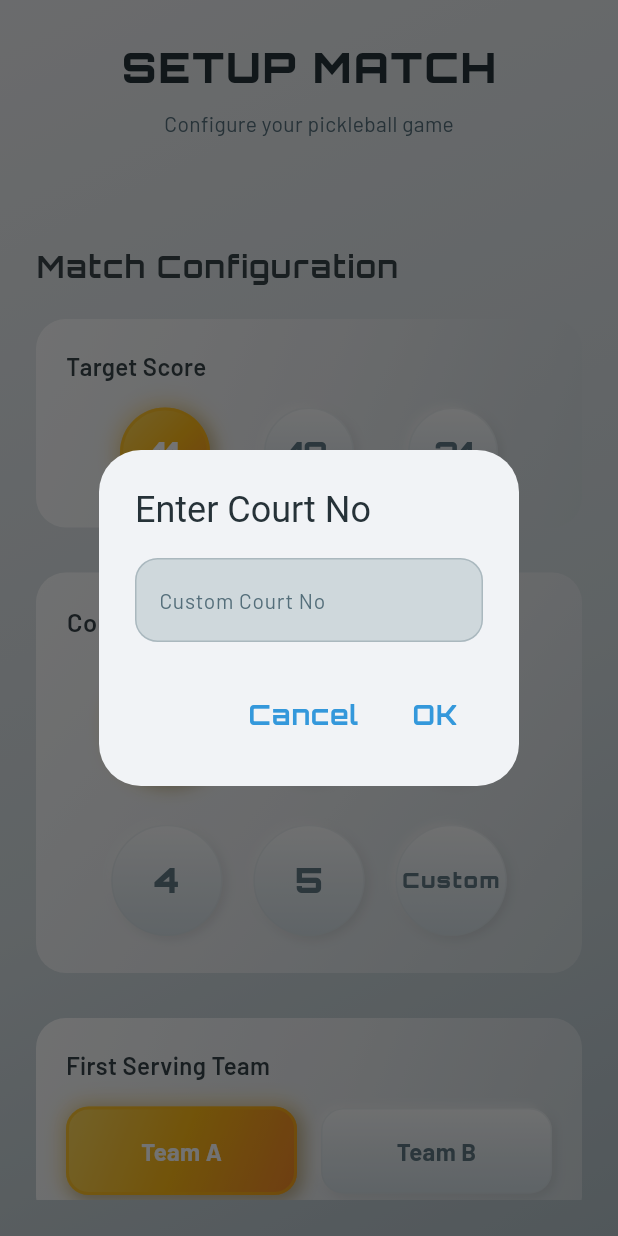
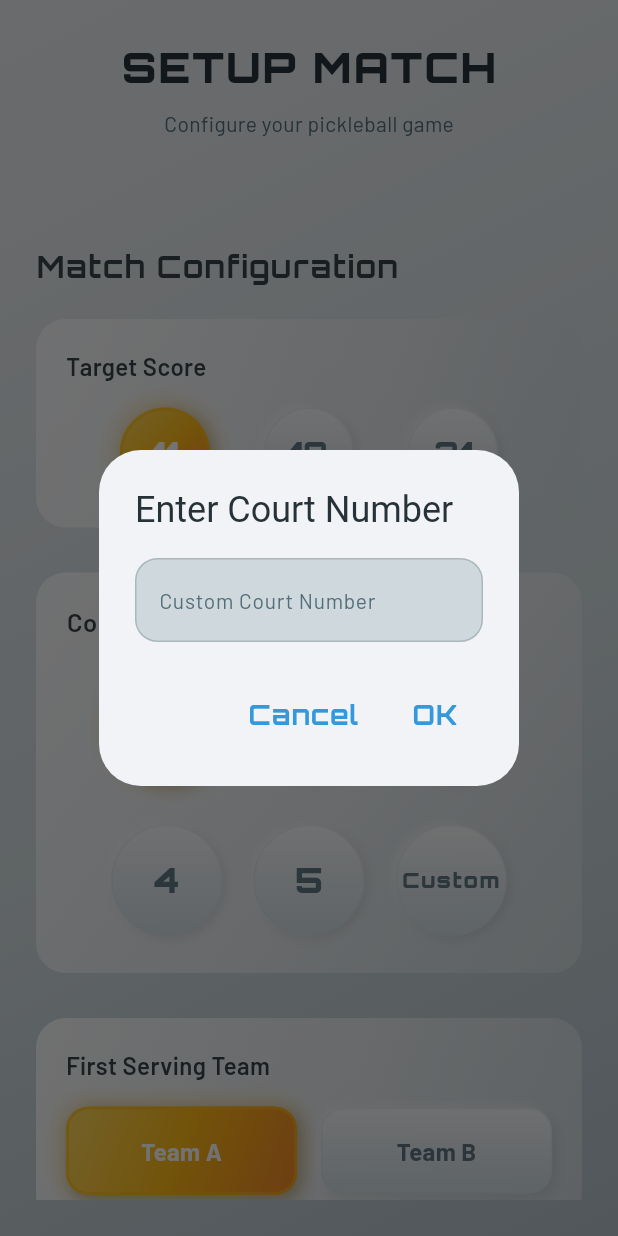
Before and after one commit to Force-Power-Infotech/pickleball_app, a Flutter app: the screen it shows after launch, scrolled down 576 dp, after a tap on "Custom", on a phone screen of 412 x 824 dp. Run offline on Flutter 3.47's test engine with Material 3 defaults, Android fonts, the phone set to English and light mode, and no system bars; drawn by our look-alikes of flutter_animate; our stand-ins replace confetti, google_fonts, pdf, printing, shared_preferences.

Commit message:
Update court number prompts for consistency in match setup screen

```diff
--- a/lib/screens/match_setup_screen.dart
+++ b/lib/screens/match_setup_screen.dart
@@ -813,11 +813,11 @@ class _MatchSetupScreenState extends State<MatchSetupScreen> with TickerProvider
                           builder: (context) {
                             final TextEditingController controller = TextEditingController(text: _customCourtNo);
                             return AlertDialog(
-                              title: const Text('Enter Court No'),
+                              title: const Text('Enter Court Number'),
                               content: TextField(
                                 controller: controller,
                                 keyboardType: TextInputType.text,
-                                decoration: const InputDecoration(hintText: 'Custom Court No'),
+                                decoration: const InputDecoration(hintText: 'Custom Court Number'),
                               ),
                               actions: [
                                 TextButton(
@@ -878,7 +878,7 @@ class _MatchSetupScreenState extends State<MatchSetupScreen> with TickerProvider
               child: Text(
                 'Selected: ${_customCourtNo}',
                 style: AppTheme.captionStyle.copyWith(
-                  color: AppTheme.primaryBlue,
+                  color: AppTheme.buttonViolet,
                   fontWeight: FontWeight.w600,
                   fontSize: customFontSize,
                 ),
```
